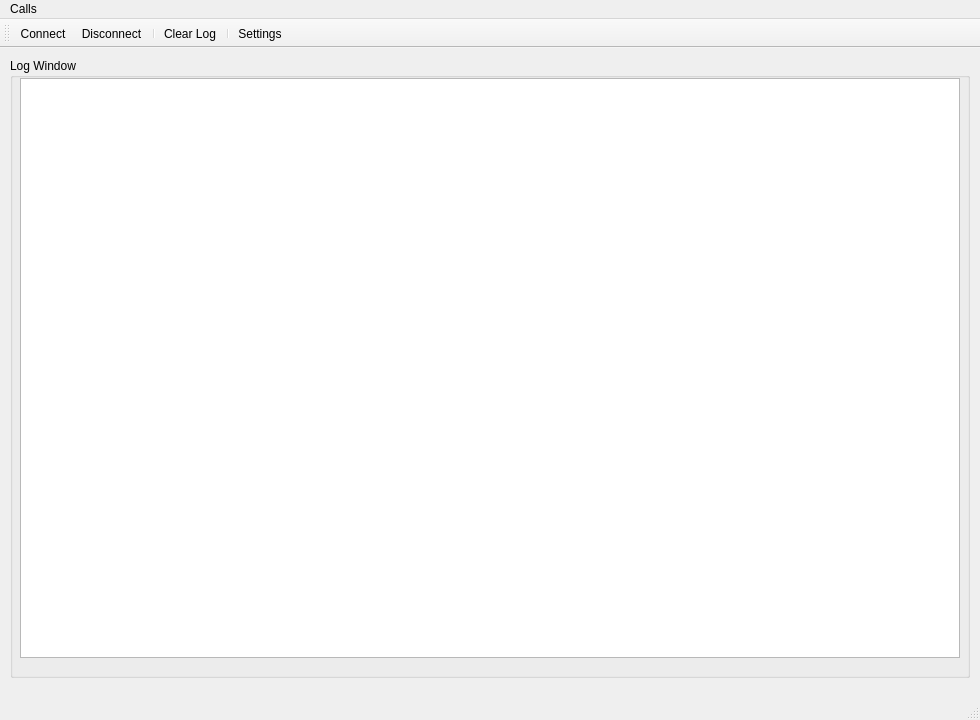
This is src/main/main_window.ui in Clever0ne/CannabusControl as Qt 5 draws it before an edit. The edited form follows.
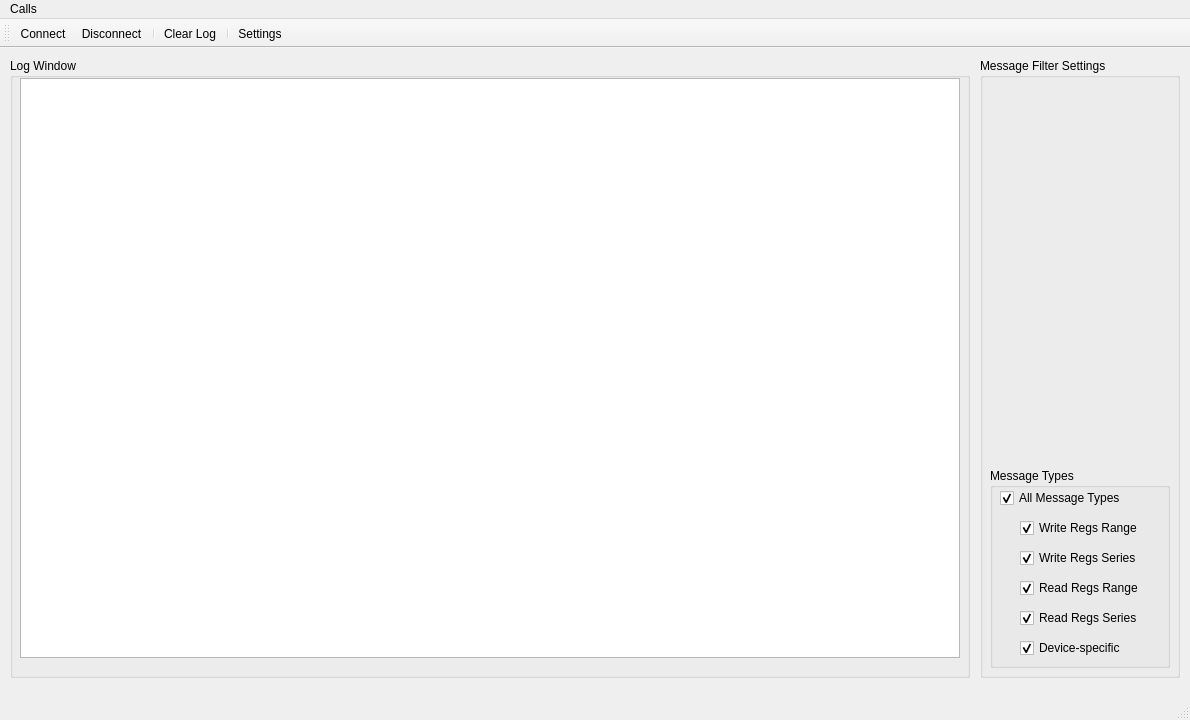
This is the edited form. Icons and pictures are not drawn. Custom widgets are drawn as their Qt base class.

```diff
--- a/src/main/main_window.ui
+++ b/src/main/main_window.ui
@@ -6,7 +6,7 @@
    <rect>
     <x>0</x>
     <y>0</y>
-    <width>980</width>
+    <width>1190</width>
     <height>720</height>
    </rect>
   </property>
@@ -16,18 +16,6 @@
     <verstretch>0</verstretch>
    </sizepolicy>
   </property>
-  <property name="minimumSize">
-   <size>
-    <width>980</width>
-    <height>720</height>
-   </size>
-  </property>
-  <property name="maximumSize">
-   <size>
-    <width>980</width>
-    <height>720</height>
-   </size>
-  </property>
   <property name="windowTitle">
    <string>NarcoCANtrol</string>
   </property>
@@ -89,13 +77,138 @@
      </property>
     </widget>
    </widget>
+   <widget class="QGroupBox" name="messageFilterSettingsBox">
+    <property name="geometry">
+     <rect>
+      <x>980</x>
+      <y>10</y>
+      <width>200</width>
+      <height>620</height>
+     </rect>
+    </property>
+    <property name="title">
+     <string>Message Filter Settings</string>
+    </property>
+    <widget class="QGroupBox" name="enabledMessageTypesBox">
+     <property name="geometry">
+      <rect>
+       <x>10</x>
+       <y>410</y>
+       <width>180</width>
+       <height>200</height>
+      </rect>
+     </property>
+     <property name="title">
+      <string>Message Types</string>
+     </property>
+     <widget class="QCheckBox" name="filterReadRegsRange">
+      <property name="geometry">
+       <rect>
+        <x>30</x>
+        <y>110</y>
+        <width>130</width>
+        <height>20</height>
+       </rect>
+      </property>
+      <property name="text">
+       <string>Read Regs Range</string>
+      </property>
+      <property name="checked">
+       <bool>true</bool>
+      </property>
+     </widget>
+     <widget class="QCheckBox" name="filterReadRegsSeries">
+      <property name="geometry">
+       <rect>
+        <x>30</x>
+        <y>140</y>
+        <width>130</width>
+        <height>20</height>
+       </rect>
+      </property>
+      <property name="text">
+       <string>Read Regs Series</string>
+      </property>
+      <property name="checked">
+       <bool>true</bool>
+      </property>
+     </widget>
+     <widget class="QCheckBox" name="filterDeviceSpecific">
+      <property name="geometry">
+       <rect>
+        <x>30</x>
+        <y>170</y>
+        <width>130</width>
+        <height>20</height>
+       </rect>
+      </property>
+      <property name="text">
+       <string>Device-specific</string>
+      </property>
+      <property name="checked">
+       <bool>true</bool>
+      </property>
+     </widget>
+     <widget class="QCheckBox" name="filterAllMessageTypes">
+      <property name="geometry">
+       <rect>
+        <x>10</x>
+        <y>20</y>
+        <width>140</width>
+        <height>20</height>
+       </rect>
+      </property>
+      <property name="text">
+       <string>All Message Types</string>
+      </property>
+      <property name="checked">
+       <bool>true</bool>
+      </property>
+      <property name="tristate">
+       <bool>false</bool>
+      </property>
+     </widget>
+     <widget class="QCheckBox" name="filterWriteRegsRange">
+      <property name="geometry">
+       <rect>
+        <x>30</x>
+        <y>50</y>
+        <width>130</width>
+        <height>20</height>
+       </rect>
+      </property>
+      <property name="text">
+       <string>Write Regs Range</string>
+      </property>
+      <property name="checked">
+       <bool>true</bool>
+      </property>
+     </widget>
+     <widget class="QCheckBox" name="filterWriteRegsSeries">
+      <property name="geometry">
+       <rect>
+        <x>30</x>
+        <y>80</y>
+        <width>130</width>
+        <height>20</height>
+       </rect>
+      </property>
+      <property name="text">
+       <string>Write Regs Series</string>
+      </property>
+      <property name="checked">
+       <bool>true</bool>
+      </property>
+     </widget>
+    </widget>
+   </widget>
   </widget>
   <widget class="QMenuBar" name="menuBar">
    <property name="geometry">
     <rect>
      <x>0</x>
      <y>0</y>
-     <width>980</width>
+     <width>1190</width>
      <height>26</height>
     </rect>
    </property>
```
